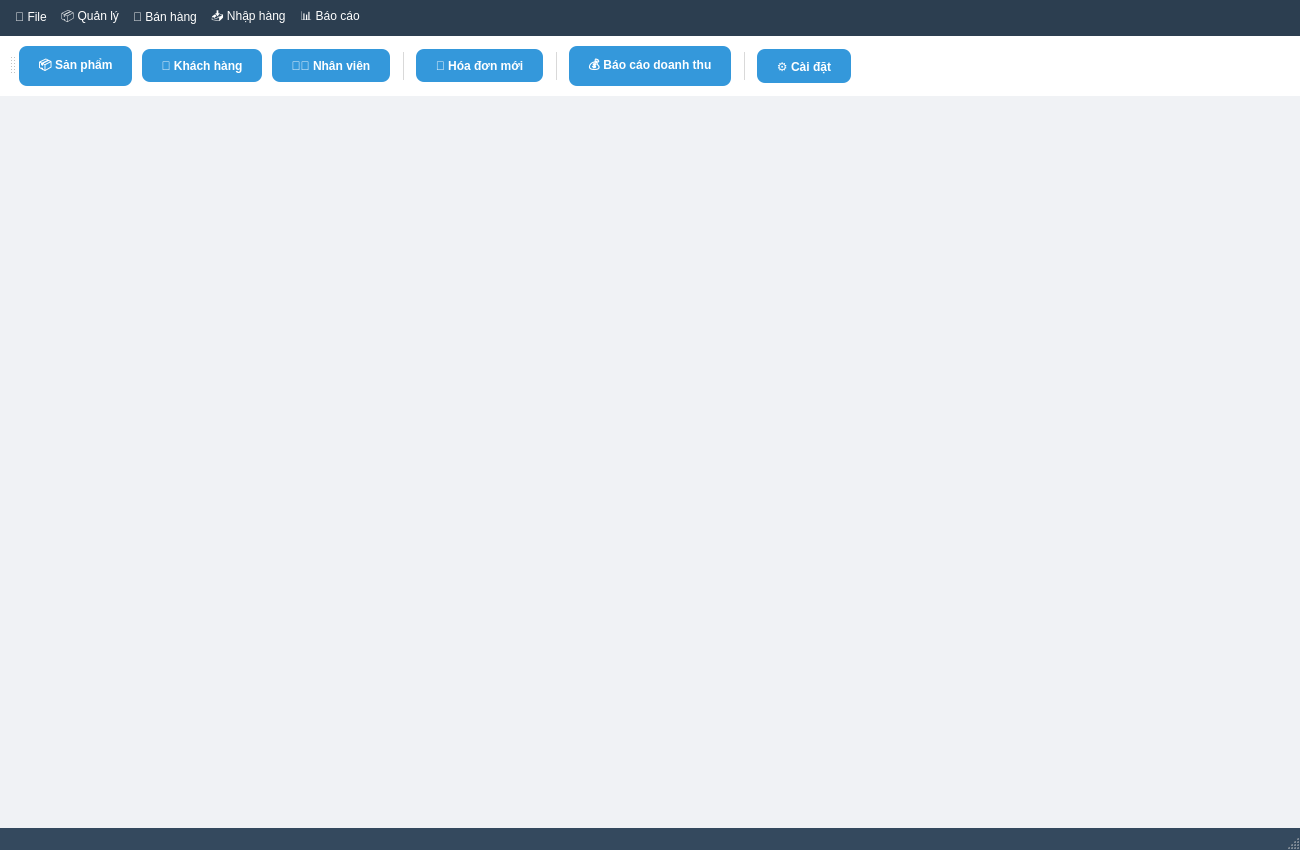
Old version of the form quan-ly-dai-ly-kinh-doanh-do-gia-dung-main/ui/main_window.ui in the repository minh0203/quanlydo-giadung.
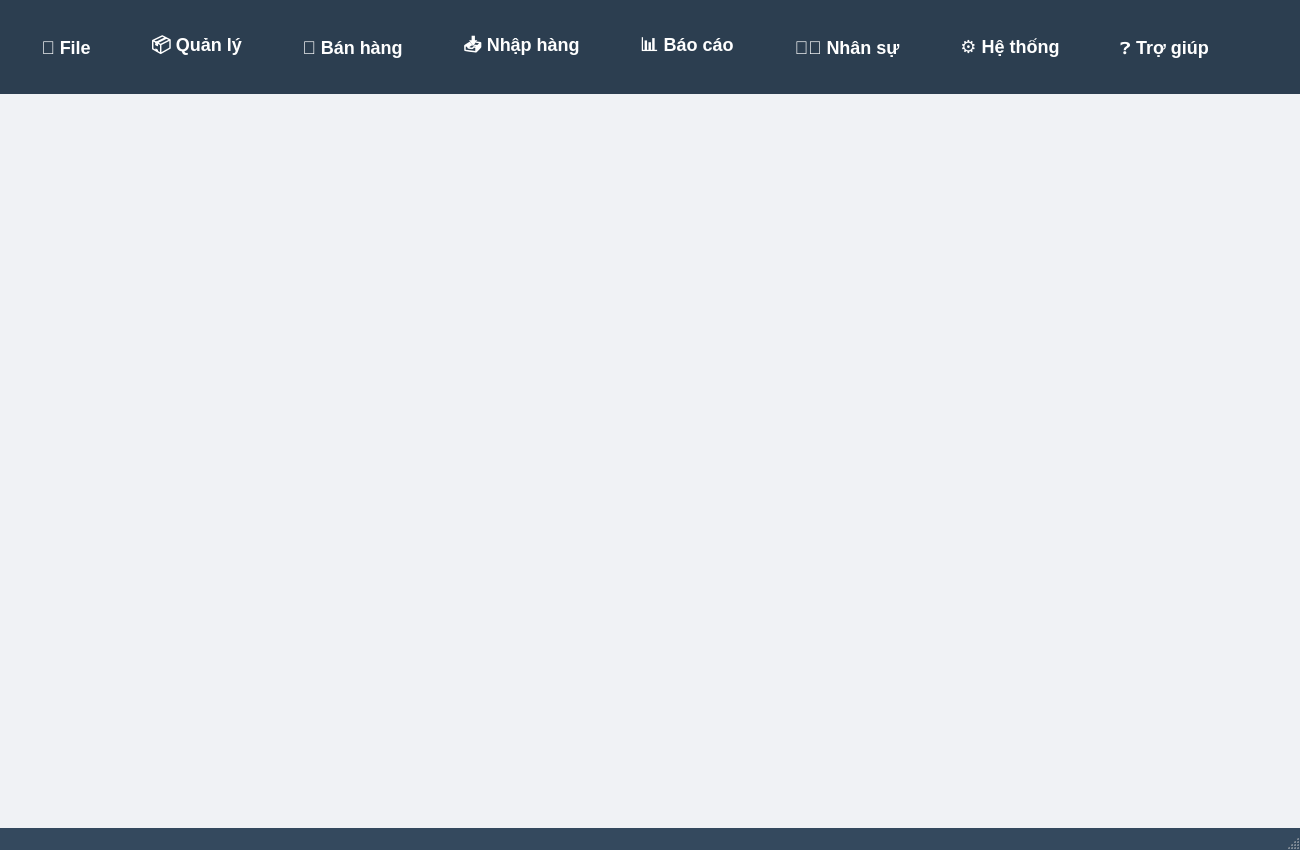
New version of the form.

```diff
--- a/quan-ly-dai-ly-kinh-doanh-do-gia-dung-main/ui/main_window.ui
+++ b/quan-ly-dai-ly-kinh-doanh-do-gia-dung-main/ui/main_window.ui
@@ -18,40 +18,73 @@
     QMainWindow {
         background-color: #f0f2f5;
     }
+    
+    /* ===== MENU BAR ===== */
     QMenuBar {
         background-color: #2c3e50;
         color: white;
-        padding: 5px;
+        padding: 12px 8px;
+        font-size: 18px;
+        font-weight: bold;
+        min-height: 50px;
     }
+    
+    QMenuBar::item {
+        padding: 10px 22px;
+        margin: 0 5px;
+        border-radius: 6px;
+        font-size: 17px;
+    }
+    
     QMenuBar::item:selected {
-        background-color: #34495e;
+        background-color: #3498db;
     }
+    
+    QMenuBar::item:pressed {
+        background-color: #2980b9;
+    }
+    
+    /* ===== MENU DROP DOWN - CHỮ TO HƠN ===== */
     QMenu {
         background-color: white;
-        color: #333;
-    }
-    QToolBar {
-        background-color: white;
-        border: none;
-        spacing: 10px;
+        color: #2c3e50;
+        border: 1px solid #ddd;
+        border-radius: 10px;
         padding: 10px;
     }
-    QToolButton {
+    
+    QMenu::item {
+        padding: 12px 50px;
+        margin: 4px 8px;
+        border-radius: 6px;
+        font-size: 16px;
+    }
+    
+    QMenu::item:selected {
         background-color: #3498db;
         color: white;
-        border-radius: 8px;
-        padding: 8px 15px;
-        font-weight: bold;
     }
-    QToolButton:hover {
-        background-color: #2980b9;
+    
+    QMenu::separator {
+        height: 2px;
+        background-color: #ddd;
+        margin: 8px 12px;
     }
+    
+    /* ===== STATUS BAR ===== */
     QStatusBar {
         background-color: #34495e;
         color: white;
+        font-size: 13px;
+        padding: 8px;
+    }
+    
+    QStatusBar::item {
+        border: none;
     }
    </string>
   </property>
+  
   <widget class="QWidget" name="centralwidget">
    <layout class="QVBoxLayout" name="verticalLayout">
     <item>
@@ -69,9 +102,11 @@
      <x>0</x>
      <y>0</y>
      <width>1300</width>
-     <height>26</height>
+     <height>55</height>
     </rect>
    </property>
+   
+   <!-- 📁 FILE -->
    <widget class="QMenu" name="menuFile">
     <property name="title">
      <string>📁 File</string>
@@ -81,6 +116,8 @@
     <addaction name="separator"/>
     <addaction name="actionExit"/>
    </widget>
+   
+   <!-- 📦 QUẢN LÝ -->
    <widget class="QMenu" name="menuManage">
     <property name="title">
      <string>📦 Quản lý</string>
@@ -90,6 +127,8 @@
     <addaction name="actionEmployees"/>
     <addaction name="actionSuppliers"/>
    </widget>
+   
+   <!-- 🧾 BÁN HÀNG -->
    <widget class="QMenu" name="menuSale">
     <property name="title">
      <string>🧾 Bán hàng</string>
@@ -98,6 +137,8 @@
     <addaction name="actionOrderManagement"/>
     <addaction name="actionWarranty"/>
    </widget>
+   
+   <!-- 📥 NHẬP HÀNG -->
    <widget class="QMenu" name="menuImport">
     <property name="title">
      <string>📥 Nhập hàng</string>
@@ -105,6 +146,8 @@
     <addaction name="actionImportGoods"/>
     <addaction name="actionSupplierManagement"/>
    </widget>
+   
+   <!-- 📊 BÁO CÁO -->
    <widget class="QMenu" name="menuReport">
     <property name="title">
      <string>📊 Báo cáo</string>
@@ -114,6 +157,18 @@
     <addaction name="actionEmployeeSalesReport"/>
     <addaction name="actionSalaryReport"/>
    </widget>
+   
+   <!-- 👨‍💼 NHÂN SỰ -->
+   <widget class="QMenu" name="menuHR">
+    <property name="title">
+     <string>👨‍💼 Nhân sự</string>
+    </property>
+    <addaction name="actionShiftSchedule"/>
+    <addaction name="actionAttendance"/>
+    <addaction name="actionSalaryCalculation"/>
+   </widget>
+   
+   <!-- ⚙️ HỆ THỐNG -->
    <widget class="QMenu" name="menuSystem">
     <property name="title">
      <string>⚙️ Hệ thống</string>
@@ -123,6 +178,8 @@
     <addaction name="actionSettings"/>
     <addaction name="actionLogs"/>
    </widget>
+   
+   <!-- ❓ TRỢ GIÚP -->
    <widget class="QMenu" name="menuHelp">
     <property name="title">
      <string>❓ Trợ giúp</string>
@@ -130,33 +187,21 @@
     <addaction name="actionGuide"/>
     <addaction name="actionAbout"/>
    </widget>
+   
    <addaction name="menuFile"/>
    <addaction name="menuManage"/>
    <addaction name="menuSale"/>
    <addaction name="menuImport"/>
    <addaction name="menuReport"/>
+   <addaction name="menuHR"/>
+   <addaction name="menuSystem"/>
+   <addaction name="menuHelp"/>
   </widget>
   <widget class="QStatusBar" name="statusbar"/>
-  <widget class="QToolBar" name="toolBar">
-   <property name="windowTitle">
-    <string>toolBar</string>
-   </property>
-   <attribute name="toolBarArea">
-    <enum>TopToolBarArea</enum>
-   </attribute>
-   <attribute name="toolBarBreak">
-    <bool>false</bool>
-   </attribute>
-   <addaction name="actionProducts"/>
-   <addaction name="actionCustomers"/>
-   <addaction name="actionEmployees"/>
-   <addaction name="separator"/>
-   <addaction name="actionNewOrder"/>
-   <addaction name="separator"/>
-   <addaction name="actionRevenueReport"/>
-   <addaction name="separator"/>
-   <addaction name="actionSettings"/>
-  </widget>
+  
+  <!-- ============ ACTIONS ============ -->
+  
+  <!-- File -->
   <action name="actionChangePassword">
    <property name="text">
     <string>🔐 Đổi mật khẩu</string>
```
Left out of the diff: 59 changed lines with no effect on the pictures.
